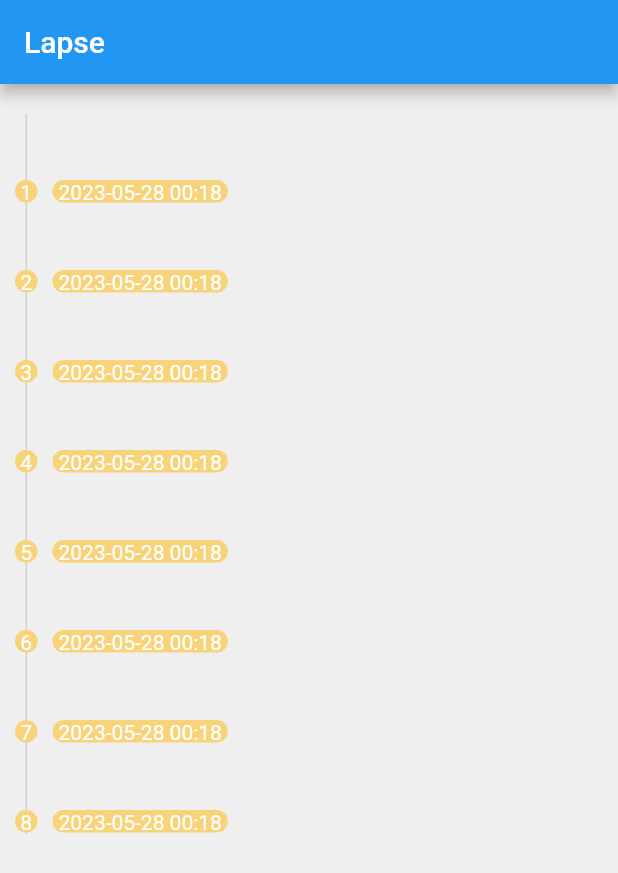
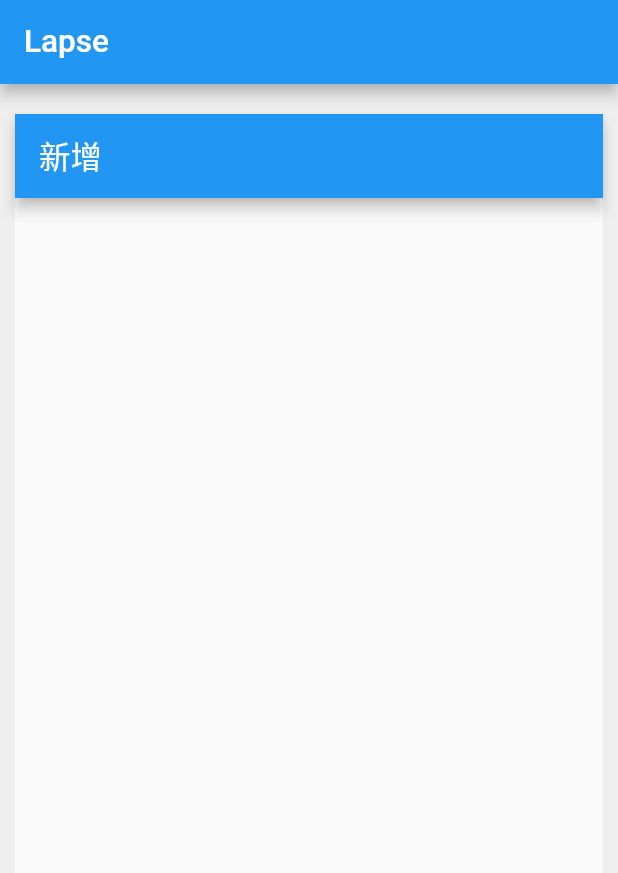
Before and after one commit to TG-lab3k/mobile-lapse-beta, a Flutter app: the screen it shows after launch, on a phone screen of 412 x 824 dp. Shown: the top 873 px of the screen. Run offline on Flutter 3.47's test engine with Material 2 defaults, Android fonts, the phone set to English and light mode, and no system bars; our stand-ins replace fluttertoast; missing offline and left inert: flutter_cupertino_datetime_picker; generated files the repository leaves out were written again.

```diff
--- /dev/null
+++ b/l10n.yaml
@@ -0,0 +1,3 @@
+arb-dir: lib/l10n
+template-arb-file: app_zh.arb
+output-localization-file: app_localizations.dart
--- a/lib/business/memory/added/added_page.dart
+++ b/lib/business/memory/added/added_page.dart
@@ -1,13 +1,17 @@
-//https://github.com/search?q=flutter+DatePicker
+import 'package:flutter/material.dart';
+import 'package:lapse/theme/colors.dart';
+import 'package:lapse/widget/skeleton.dart';
+import 'package:flutter_gen/gen_l10n/app_localizations.dart';
 
-import 'package:flutter/material.dart';
-import 'package:lapse/business/memory/added/amend_timeline_widget.dart';
 
-class MemoTimelineItemWidget extends StatelessWidget {
+class AddedPage extends StatelessWidget {
   static final itemKey = UniqueKey();
 
   @override
   Widget build(BuildContext context) {
-    return AmendTimelineWidget();
+    String label = AppLocalizations.of(context)!.memAddedTitle;
+    return Skeleton(title: label, body: Container());
   }
+
+
 }
--- a/lib/business/memory/added/amend_timeline_widget.dart
+++ b/lib/business/memory/added/amend_timeline_widget.dart
@@ -1,6 +1,5 @@
 import 'package:flutter/material.dart';
 import 'package:flutter_cupertino_datetime_picker/flutter_cupertino_datetime_picker.dart';
-import 'package:fluttertoast/fluttertoast.dart';
 import 'package:lapse/theme/colors.dart';
 import 'package:lapse/widget/clickable_widget.dart';
 import 'package:lapse/widget/toasts.dart';
@@ -8,6 +7,8 @@ import 'package:lapse/widget/toasts.dart';
 const String MIN_DATETIME = '2010-05-15 09:23:10';
 const String MAX_DATETIME = '2019-06-03 21:11:00';
 const String INIT_DATETIME = '2023-05-20 09:30:00';
+
+//https://github.com/search?q=flutter+DatePicker
 
 class AmendTimelineItemWidget extends StatelessWidget {
   AmendTimelineItemWidget(this.index);
--- a/lib/business/memory/home/home_page.dart
+++ b/lib/business/memory/home/home_page.dart
@@ -6,9 +6,9 @@ import 'package:lapse/widget/toasts.dart';
 import 'home_timeline_item_widget.dart';
 
 class MemoryHomePage extends StatefulWidget {
-  const MemoryHomePage({super.key, required this.title});
+  const MemoryHomePage({super.key, this.title});
 
-  final String title;
+  final String? title;
 
   @override
   State<StatefulWidget> createState() => _MemoryHomePageState();
@@ -27,13 +27,13 @@ class _MemoryHomePageState extends State<MemoryHomePage> {
   Widget build(BuildContext context) {
     return Scaffold(
       appBar: AppBar(
-        title: Text(widget.title),
+        title: Text(widget.title!),
       ),
       body: Container(
         height: double.infinity,
         decoration: const BoxDecoration(color: colorPrimary5),
         padding: const EdgeInsets.fromLTRB(10, 20, 10, 5),
-        child: MemoTimelineItemWidget(), //HomeTimelineItemWidget(),
+        child: AddedPage(), //HomeTimelineItemWidget(),
       ),
     );
   }
--- /dev/null
+++ b/lib/l10n/app_zh.arb
@@ -0,0 +1,4 @@
+{
+  "appName": "Lapse",
+  "memAddedTitle": "新增"
+}
--- a/lib/main.dart
+++ b/lib/main.dart
@@ -1,7 +1,7 @@
 import 'package:flutter/material.dart';
+import 'package:flutter_gen/gen_l10n/app_localizations.dart';
 import 'package:fluttertoast/fluttertoast.dart';
 import 'package:lapse/business/memory/home/home_page.dart';
-import 'package:lapse/business/memory/home/home_timeline_item_widget.dart';
 
 void main() {
   runApp(const MyApp());
@@ -15,6 +15,8 @@ class MyApp extends StatelessWidget {
   Widget build(BuildContext context) {
     return MaterialApp(
       builder: FToastBuilder(),
+      localizationsDelegates: AppLocalizations.localizationsDelegates,
+      supportedLocales: AppLocalizations.supportedLocales,
       title: 'Lapse',
       theme: ThemeData(
         // This is the theme of your application.
@@ -28,7 +30,7 @@ class MyApp extends StatelessWidget {
         // is not restarted.
         primarySwatch: Colors.blue,
       ),
-      home:  const MemoryHomePage(title: 'Lapse'),
+      home: MemoryHomePage(title: 'Lapse'),
     );
   }
 }
--- /dev/null
+++ b/lib/widget/skeleton.dart
@@ -0,0 +1,28 @@
+import 'package:flutter/material.dart';
+
+class Skeleton extends StatefulWidget {
+  const Skeleton({super.key, this.title, this.body});
+
+  final String? title;
+  final Widget? body;
+
+  @override
+  State<StatefulWidget> createState() {
+    return _SkeletonState();
+  }
+}
+
+class _SkeletonState extends State<Skeleton> {
+  @override
+  Widget build(BuildContext context) {
+    String title = "";
+    if (widget.title != null) {
+      title = widget.title!;
+    }
+    return Scaffold(
+        appBar: AppBar(
+          title: Text(title),
+        ),
+        body: widget.body);
+  }
+}
--- a/pubspec.yaml
+++ b/pubspec.yaml
@@ -31,6 +31,10 @@ environment:
 dependencies:
   flutter:
     sdk: flutter
+  flutter_localizations:
+    sdk: flutter
+  intl: any
+
 
 
   # The following adds the Cupertino Icons font to your application.
@@ -94,3 +98,5 @@ flutter:
   #
   # For details regarding fonts from package dependencies,
   # see https://flutter.dev/custom-fonts/#from-packages
+
+  generate: true
```
Also changed, not shown: pubspec.lock, 1 other file.
